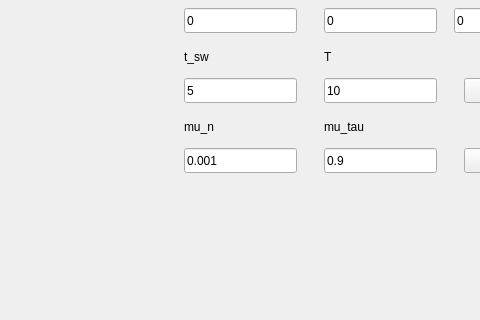
Above: mainwindow.ui from DifferentialOrange/custom-omni-wheel-vehicle-control before the change; both pictures show x 296 to 776 and y 189 to 509 of the 890 by 687 pixel window. Below: the same form after it.
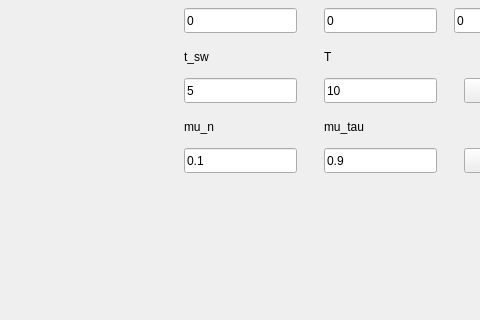
That is the form after the change. Custom widgets are drawn as their Qt base class.

```diff
--- a/mainwindow.ui
+++ b/mainwindow.ui
@@ -356,7 +356,7 @@
      </rect>
     </property>
     <property name="text">
-     <string>0.001</string>
+     <string>0.1</string>
     </property>
    </widget>
    <widget class="QLineEdit" name="lineEdit_mu_tau">
```
